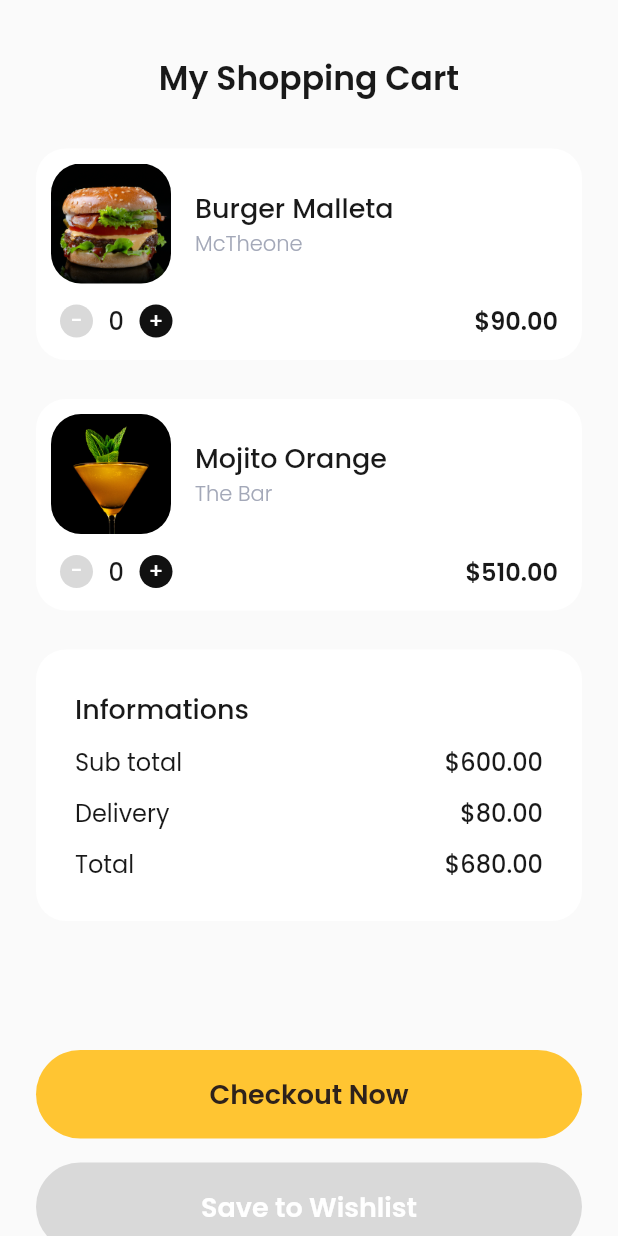
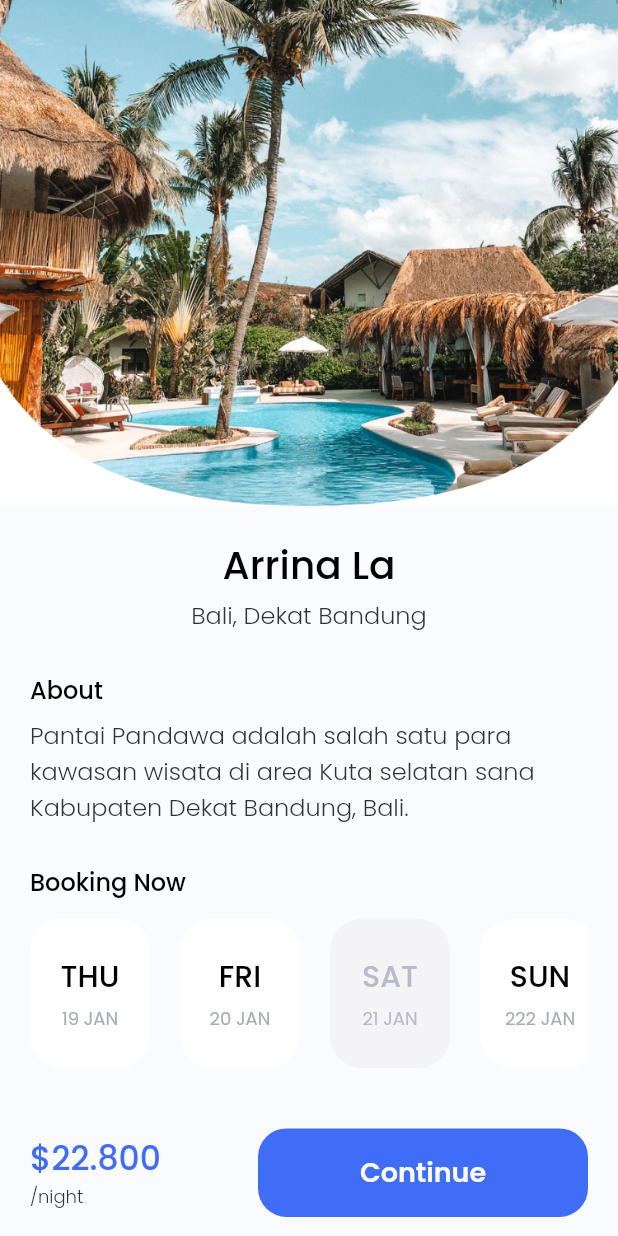
Before and after one commit to kouseina/sevendays-challenge-splicing-ui, a Flutter app: the screen it shows after launch, on a phone screen of 412 x 824 dp. Run offline on Flutter 3.47's test engine with Material 2 defaults, Android fonts, the phone set to English and light mode, and no system bars; our stand-ins replace google_fonts.

Commit message:
feat: add second random screen

```diff
--- a/lib/main.dart
+++ b/lib/main.dart
@@ -9,6 +9,7 @@ import 'package:sevendays/pages/first_splash.dart';
 import 'package:sevendays/pages/second_empty.dart';
 import 'package:sevendays/pages/second_getstarted.dart';
 import 'package:sevendays/pages/second_pricing.dart';
+import 'package:sevendays/pages/second_random.dart';
 import 'package:sevendays/pages/second_rating.dart';
 import 'package:sevendays/pages/second_signin.dart';
 import 'package:sevendays/pages/second_splash.dart';
@@ -24,7 +25,7 @@ class SevenDays extends StatelessWidget {
       theme: ThemeData(
         primarySwatch: Colors.blue,
       ),
-      home: FirstRandom(),
+      home: SecondRandom(),
     );
   }
 }
--- a/lib/pages/second_empty.dart
+++ b/lib/pages/second_empty.dart
@@ -14,7 +14,6 @@ class SecondEmpty extends StatelessWidget {
         children: [
           Image.asset(
             'assets/illustration_empty_2.png',
-            width: 375,
           ),
           Column(
             children: [
--- a/lib/pages/second_getstarted.dart
+++ b/lib/pages/second_getstarted.dart
@@ -7,8 +7,7 @@ class SecondGetstarted extends StatelessWidget {
   @override
   Widget build(BuildContext context) {
     return Scaffold(
-        body: SafeArea(
-      child: SingleChildScrollView(
+        body: SingleChildScrollView(
       child: Padding(
         padding: const EdgeInsets.all(40),
         child: Column(
@@ -32,14 +31,14 @@ class SecondGetstarted extends StatelessWidget {
               ),
             ),
             SizedBox(
-                height: 66,
+              height: 40,
             ),
             Image.asset(
               'assets/img_getstarted.png',
               fit: BoxFit.fill,
             ),
             SizedBox(
-                height: 65,
+              height: 30,
             ),
             InkWell(
               onTap: () {},
@@ -60,7 +59,7 @@ class SecondGetstarted extends StatelessWidget {
               ),
             ),
             SizedBox(
-                height: 20,
+              height: 10,
             ),
             Center(
               child: InkWell(
@@ -79,7 +78,6 @@ class SecondGetstarted extends StatelessWidget {
           ],
         ),
       ),
-      ),
     ));
   }
 }
--- /dev/null
+++ b/lib/pages/second_random.dart
@@ -0,0 +1,240 @@
+import 'package:flutter/material.dart';
+import 'package:google_fonts/google_fonts.dart';
+
+class SecondRandom extends StatefulWidget {
+  const SecondRandom({Key? key}) : super(key: key);
+
+  @override
+  _SecondRandomState createState() => _SecondRandomState();
+}
+
+class _SecondRandomState extends State<SecondRandom> {
+  int selected = -1;
+
+  @override
+  Widget build(BuildContext context) {
+    Widget date(
+        {int index = 0,
+        String day = '',
+        String date = '',
+        bool disabled = false}) {
+      return Padding(
+        padding: const EdgeInsets.only(right: 20),
+        child: InkWell(
+          onTap: disabled == false
+              ? () {
+                  setState(() {
+                    selected = index;
+                  });
+                }
+              : null,
+          borderRadius: BorderRadius.circular(22),
+          child: Stack(
+            alignment: Alignment.topRight,
+            children: [
+              Container(
+                width: 80,
+                height: 100,
+                decoration: BoxDecoration(
+                  color: disabled == true ? Color(0xffF4F4F6) : Colors.white,
+                  borderRadius: BorderRadius.circular(22),
+                ),
+                child: Align(
+                  child: Column(
+                    mainAxisAlignment: MainAxisAlignment.center,
+                    children: [
+                      Text(
+                        day,
+                        style: GoogleFonts.poppins(
+                          fontSize: 20,
+                          fontWeight: FontWeight.w500,
+                          color: disabled == true
+                              ? Color(0xffBABAC8)
+                              : Colors.black,
+                        ),
+                      ),
+                      SizedBox(
+                        height: 4,
+                      ),
+                      Text(
+                        date,
+                        style: GoogleFonts.poppins(
+                          fontSize: 12,
+                          color: disabled == true
+                              ? Color(0xffBABAC8)
+                              : Color(0xffA8ACB6),
+                        ),
+                      ),
+                    ],
+                  ),
+                ),
+              ),
+              selected == index
+                  ? Container(
+                      padding:
+                          EdgeInsets.only(left: 4, bottom: 3, right: 7, top: 6),
+                      decoration: BoxDecoration(
+                        color: Color(0xff3F6DF6),
+                        borderRadius: BorderRadius.only(
+                          bottomLeft: Radius.circular(10),
+                          topRight: Radius.circular(22),
+                        ),
+                      ),
+                      child: Image.asset(
+                        'assets/ic_checklist.png',
+                        width: 16,
+                      ),
+                    )
+                  : SizedBox(),
+            ],
+          ),
+        ),
+      );
+    }
+
+    return Scaffold(
+      backgroundColor: Color(0xffFAFBFF),
+      body: SingleChildScrollView(
+        child: Column(
+          children: [
+            Center(
+              child: Image.asset('assets/img_booking.jpg'),
+            ),
+            SizedBox(
+              height: 20,
+            ),
+            Text(
+              'Arrina La',
+              style: GoogleFonts.poppins(
+                fontSize: 26,
+                fontWeight: FontWeight.w500,
+                color: Colors.black,
+              ),
+            ),
+            SizedBox(
+              height: 2,
+            ),
+            Text(
+              'Bali, Dekat Bandung',
+              style: GoogleFonts.poppins(
+                fontSize: 16,
+                fontWeight: FontWeight.w300,
+                color: Color(0xff2F323A),
+              ),
+            ),
+            SizedBox(
+              height: 26,
+            ),
+            Padding(
+              padding: const EdgeInsets.symmetric(horizontal: 20),
+              child: Column(
+                crossAxisAlignment: CrossAxisAlignment.start,
+                children: [
+                  Text(
+                    'About',
+                    style: GoogleFonts.poppins(
+                      fontSize: 16,
+                      fontWeight: FontWeight.w500,
+                      color: Colors.black,
+                    ),
+                  ),
+                  SizedBox(
+                    height: 6,
+                  ),
+                  Text(
+                    'Pantai Pandawa adalah salah satu para kawasan wisata di area Kuta selatan sana Kabupaten Dekat Bandung, Bali.',
+                    style: GoogleFonts.poppins(
+                      fontSize: 16,
+                      fontWeight: FontWeight.w300,
+                      color: Color(0xff2F323A),
+                    ),
+                  ),
+                  SizedBox(
+                    height: 26,
+                  ),
+                  Text(
+                    'Booking Now',
+                    style: GoogleFonts.poppins(
+                      fontSize: 16,
+                      fontWeight: FontWeight.w500,
+                      color: Colors.black,
+                    ),
+                  ),
+                  SizedBox(
+                    height: 12,
+                  ),
+                  SingleChildScrollView(
+                    scrollDirection: Axis.horizontal,
+                    child: Row(
+                      children: [
+                        date(index: 0, day: 'THU', date: '19 JAN'),
+                        date(index: 1, day: 'FRI', date: '20 JAN'),
+                        date(
+                            index: 2,
+                            day: 'SAT',
+                            date: '21 JAN',
+                            disabled: true),
+                        date(index: 3, day: 'SUN', date: '222 JAN'),
+                      ],
+                    ),
+                  ),
+                  Padding(
+                    padding: const EdgeInsets.symmetric(vertical: 40),
+                    child: Row(
+                      mainAxisAlignment: MainAxisAlignment.spaceBetween,
+                      children: [
+                        Column(
+                          crossAxisAlignment: CrossAxisAlignment.start,
+                          children: [
+                            Text(
+                              '\$22.800',
+                              style: GoogleFonts.poppins(
+                                fontSize: 22,
+                                fontWeight: FontWeight.w500,
+                                color: Color(0xff3F6DF6),
+                              ),
+                            ),
+                            Text(
+                              '/night',
+                              style: GoogleFonts.poppins(
+                                fontSize: 12,
+                                fontWeight: FontWeight.w300,
+                                color: Color(0xff2F323A),
+                              ),
+                            ),
+                          ],
+                        ),
+                        InkWell(
+                          onTap: () {},
+                          borderRadius: BorderRadius.circular(19),
+                          child: Container(
+                            padding: EdgeInsets.symmetric(vertical: 16),
+                            width: 220,
+                            decoration: BoxDecoration(
+                              color: Color(0xff3F6DF6),
+                              borderRadius: BorderRadius.circular(19),
+                            ),
+                            child: Align(
+                              child: Text(
+                                'Continue',
+                                style: GoogleFonts.poppins(
+                                  fontSize: 18,
+                                  fontWeight: FontWeight.w600,
+                                  color: Color(0xffFAFAFA),
+                                ),
+                              ),
+                            ),
+                          ),
+                        )
+                      ],
+                    ),
+                  )
+                ],
+              ),
+            )
+          ],
+        ),
+      ),
+    );
+  }
+}
```
Lines whose indentation alone changed are shown as unchanged.
